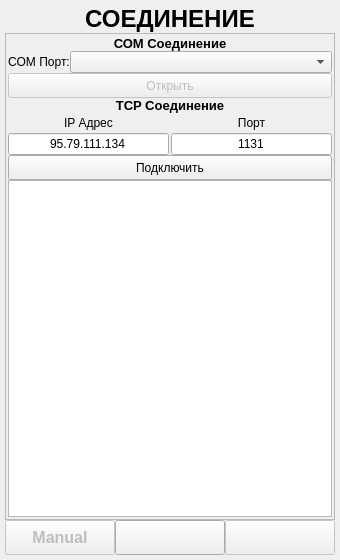
Before: the Qt Designer form ANDROID_FORMS/connections_form.ui in DavidSiegman/PLC_RF_Configurator, drawn with Qt 5.
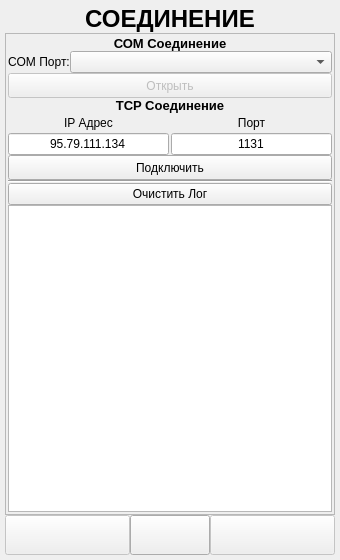
After: the same form once the commit is applied. Icons and pictures are not drawn.

Patch:
```diff
--- a/ANDROID_FORMS/connections_form.ui
+++ b/ANDROID_FORMS/connections_form.ui
@@ -77,7 +77,7 @@
         <x>0</x>
         <y>0</y>
         <width>328</width>
-        <height>475</height>
+        <height>473</height>
        </rect>
       </property>
       <layout class="QVBoxLayout" name="verticalLayout">
@@ -431,7 +431,21 @@
         </widget>
        </item>
        <item>
-        <widget class="QPlainTextEdit" name="consol">
+        <widget class="Line" name="line">
+         <property name="orientation">
+          <enum>Qt::Horizontal</enum>
+         </property>
+        </widget>
+       </item>
+       <item>
+        <widget class="QPushButton" name="ClearConsole">
+         <property name="text">
+          <string>Очистить Лог</string>
+         </property>
+        </widget>
+       </item>
+       <item>
+        <widget class="QPlainTextEdit" name="console">
          <property name="font">
           <font>
            <family>Microsoft YaHei UI</family>
@@ -462,8 +476,8 @@
        </property>
        <property name="minimumSize">
         <size>
-         <width>0</width>
-         <height>35</height>
+         <width>40</width>
+         <height>40</height>
         </size>
        </property>
        <property name="maximumSize">
@@ -481,7 +495,17 @@
         </font>
        </property>
        <property name="text">
-        <string>Manual</string>
+        <string/>
+       </property>
+       <property name="icon">
+        <iconset resource="../RESOURCES/images.qrc">
+         <normaloff>:/new/icons/images/ManualMode.png</normaloff>:/new/icons/images/ManualMode.png</iconset>
+       </property>
+       <property name="iconSize">
+        <size>
+         <width>30</width>
+         <height>30</height>
+        </size>
        </property>
       </widget>
      </item>
@@ -495,16 +519,19 @@
        </property>
        <property name="minimumSize">
         <size>
-         <width>0</width>
-         <height>35</height>
+         <width>40</width>
+         <height>40</height>
         </size>
        </property>
        <property name="maximumSize">
         <size>
-         <width>16777215</width>
-         <height>16777215</height>
+         <width>80</width>
+         <height>40</height>
         </size>
        </property>
+       <property name="styleSheet">
+        <string notr="true"/>
+       </property>
        <property name="text">
         <string/>
        </property>
@@ -533,8 +560,8 @@
        </property>
        <property name="minimumSize">
         <size>
-         <width>0</width>
-         <height>35</height>
+         <width>40</width>
+         <height>40</height>
         </size>
        </property>
        <property name="maximumSize">
```
Left out of the diff: 3 changed lines with no effect on the pictures.
